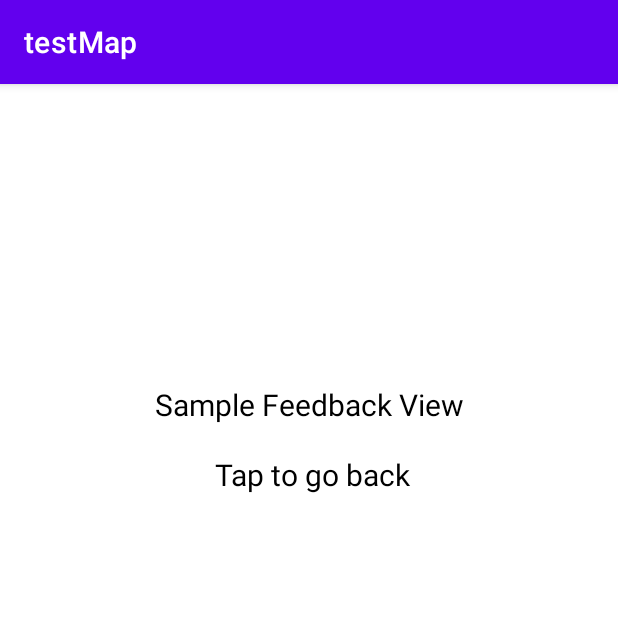
After one commit to rst836/CS_329E_Project, an Android app: the fragment Feedback shown on its own in the app's theme, on a phone screen of 412 x 824 dp, the top half of it. The commit adds this screen. Run offline under Robolectric (Android 15) with nearby library versions, the phone set to English and light mode, and no system bars.

Commit message:
Integrated Settings with MapView and Updated Sample Views

```diff
--- /dev/null
+++ b/app/src/main/java/com/example/testmap/Feedback.kt
@@ -0,0 +1,39 @@
+package com.example.testmap
+
+import android.os.Bundle
+import androidx.fragment.app.Fragment
+import android.view.LayoutInflater
+import android.view.MotionEvent
+import android.view.View
+import android.view.ViewGroup
+
+
+/**
+ * A simple [Fragment] subclass.
+ * Use the [Feedback.newInstance] factory method to
+ * create an instance of this fragment.
+ */
+class Feedback : Fragment() {
+
+    override fun onCreateView(
+        inflater: LayoutInflater, container: ViewGroup?,
+        savedInstanceState: Bundle?
+    ): View? {
+        // Inflate the layout for this fragment
+        val view = inflater.inflate(R.layout.feedback, container, false)
+        view.setOnTouchListener(object : View.OnTouchListener {
+            override fun onTouch(v: View?, event: MotionEvent): Boolean {
+                val fm = activity?.supportFragmentManager?.popBackStack()
+                return true
+            }
+        })
+        return view
+    }
+
+    companion object {
+        @JvmStatic
+        fun newInstance() =
+            Feedback().apply{
+            }
+    }
+}
--- /dev/null
+++ b/app/src/main/res/layout/feedback.xml
@@ -0,0 +1,30 @@
+<?xml version="1.0" encoding="utf-8"?>
+<FrameLayout xmlns:android="http://schemas.android.com/apk/res/android"
+    xmlns:app="http://schemas.android.com/apk/res-auto"
+    xmlns:tools="http://schemas.android.com/tools"
+    android:id="@+id/scooter"
+    android:layout_width="match_parent"
+    android:layout_height="match_parent"
+    tools:context=".ScooterSelect">
+
+    <!-- TODO: Update blank fragment layout -->
+    <androidx.constraintlayout.widget.ConstraintLayout
+        android:layout_width="match_parent"
+        android:layout_height="match_parent"
+        android:background="#FFFFFF">
+
+        <TextView
+            android:layout_width="405dp"
+            android:layout_height="200dp"
+            android:layout_marginTop="200dp"
+            android:backgroundTint="#1C1B1B"
+            android:text="@string/feedback"
+            android:textAlignment="center"
+            android:textColor="@color/black"
+            android:textSize="20sp"
+            app:layout_constraintEnd_toEndOf="parent"
+            app:layout_constraintStart_toStartOf="parent"
+            app:layout_constraintTop_toTopOf="parent" />
+    </androidx.constraintlayout.widget.ConstraintLayout>
+
+</FrameLayout>
--- a/app/src/main/res/values/strings.xml
+++ b/app/src/main/res/values/strings.xml
@@ -2,6 +2,10 @@
     <string name="app_name">testMap</string>
     <string name="title_activity_maps">MapsActivity</string>
     <!-- TODO: Remove or change this placeholder text -->
-    <string name="hello_blank_fragment">Sample Scooter Info\n\n
+    <string name="hello_blank_fragment">Sample Scooter Info View\n\n
+    Tap to go back</string>
+    <string name="feedback">Sample Feedback View\n\n
+    Tap to go back</string>
+    <string name="history">Sample History View\n\n
     Tap to go back</string>
 </resources>
```
Also changed, not shown: app/src/main/java/com/example/testmap/History.kt (added, +39 -0 lines), app/src/main/java/com/example/testmap/MapsActivity.kt (+26 -0 lines), app/src/main/res/layout/history.xml (added, +30 -0 lines).
